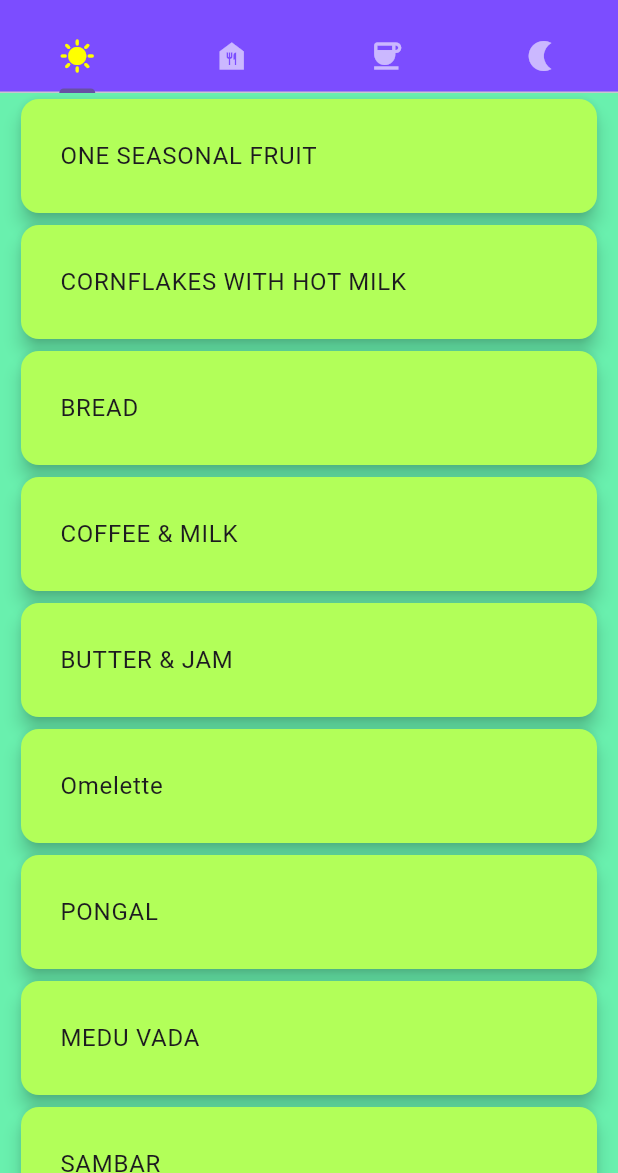
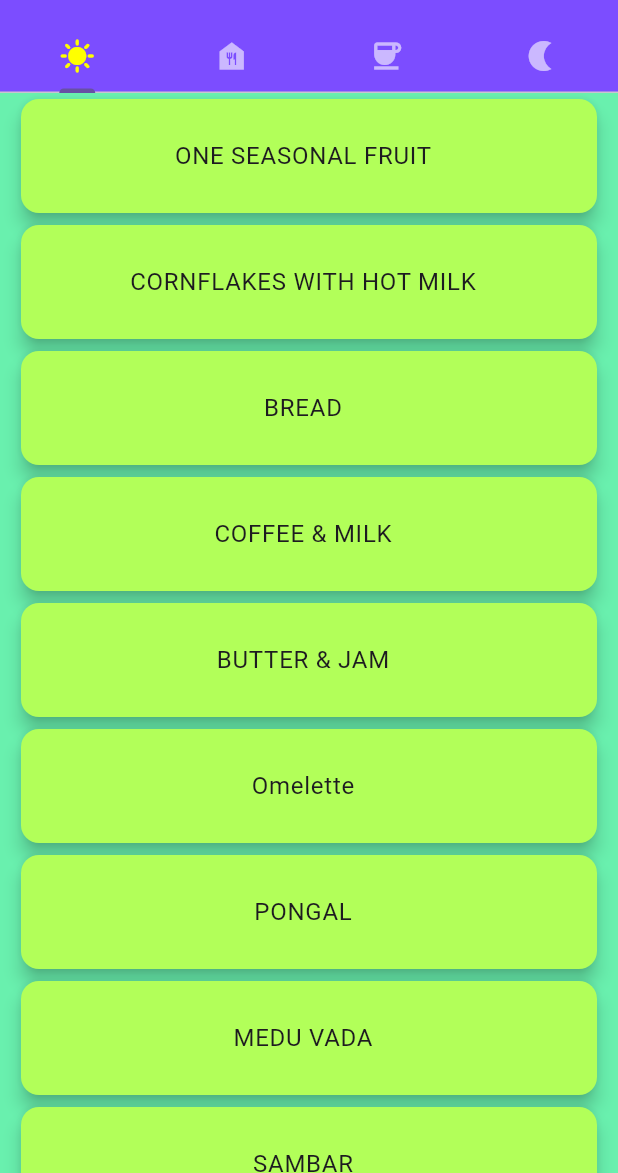
Before and after one commit to vinayakchandra/srm_mess, a Flutter app: the screen it shows after launch, on a phone screen of 412 x 824 dp, the part 63-1236 px from its top. Run offline on Flutter 3.47's test engine with Material 3 defaults, Android fonts, the phone set to English and light mode, and no system bars.

Commit message:
card text-centered

```diff
--- a/lib/card_screen.dart
+++ b/lib/card_screen.dart
@@ -37,7 +37,7 @@ class _CardScreenState extends State<CardScreen> {
                 child: Padding(
                   padding: const EdgeInsets.all(10.0),
                   child: ListTile(
-                    title: Text("$foodItem"),
+                    title: Center(child: Text("$foodItem")),
                     // trailing: SizedBox(
                     //   width: 70,
                     //   child: Row(
```
